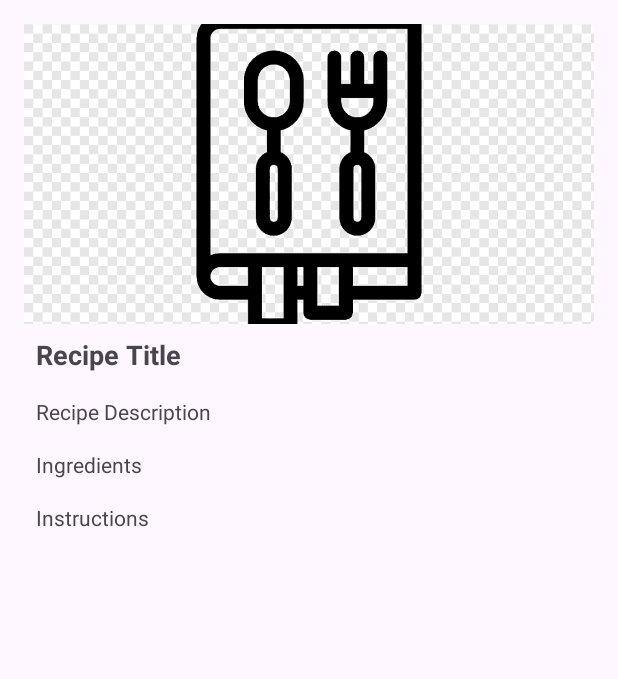
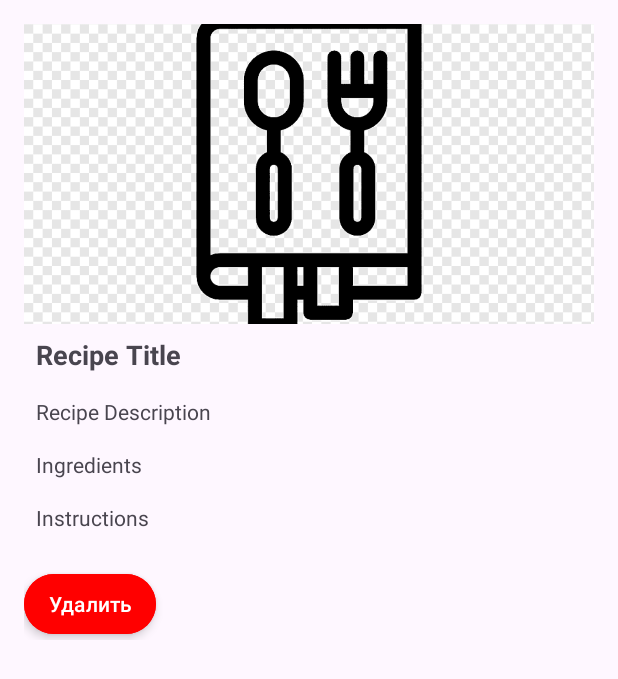
Before and after one commit to Nikita00721/AndroidRecipesApp, an Android app: the RecipeDetailActivity screen opened directly, with no data from a screen before it, on a phone screen of 412 x 824 dp. Shown: the top 679 px of the screen. Run offline under Robolectric (Android 15) with nearby library versions, the phone set to English and light mode, and no system bars; our stand-ins replace Picasso.

Commit message:
Реализована кнопка удаления рецепта

```diff
--- a/app/src/main/java/com/example/recipes2/RecipeDatabaseHelper.java
+++ b/app/src/main/java/com/example/recipes2/RecipeDatabaseHelper.java
@@ -216,4 +216,10 @@ public class RecipeDatabaseHelper extends SQLiteOpenHelper {
 
         return null;
     }
+
+    public void deleteRecipe(long recipeId) {
+        SQLiteDatabase db = this.getWritableDatabase();
+        db.delete("recipes", "_id=?", new String[]{String.valueOf(recipeId)});
+        db.close();
+    }
 }
--- a/app/src/main/java/com/example/recipes2/RecipeDetailActivity.java
+++ b/app/src/main/java/com/example/recipes2/RecipeDetailActivity.java
@@ -3,6 +3,8 @@ package com.example.recipes2;
 import android.content.Intent;
 import android.os.Bundle;
 import android.util.Log;
+import android.view.View;
+import android.widget.Button;
 import android.widget.ImageView;
 import android.widget.TextView;
 
@@ -59,5 +61,20 @@ public class RecipeDetailActivity extends AppCompatActivity {
                 Picasso.get().load(imageFile).into(recipeImageView);
             }
         }
+
+        Button deleteButton = findViewById(R.id.deleteRecipeButton);
+        deleteButton.setOnClickListener(new View.OnClickListener() {
+            @Override
+            public void onClick(View v) {
+                // Удаление рецепта из базы данных
+                deleteRecipeFromDatabase(selectedRecipe.getId());
+                finish();
+            }
+        });
+    }
+    private void deleteRecipeFromDatabase(long recipeId) {
+        RecipeDatabaseHelper databaseHelper = new RecipeDatabaseHelper(this);
+
+        databaseHelper.deleteRecipe(recipeId);
     }
 }
--- a/app/src/main/res/layout/activity_recipe_detail.xml
+++ b/app/src/main/res/layout/activity_recipe_detail.xml
@@ -56,6 +56,20 @@
                 android:text="Instructions"
                 android:textSize="14sp"
                 android:padding="8dp" />
+
+            <Button
+                android:id="@+id/deleteRecipeButton"
+                android:layout_width="wrap_content"
+                android:layout_height="wrap_content"
+                android:layout_alignParentEnd="true"
+                android:layout_marginEnd="16dp"
+                android:layout_marginTop="16dp"
+                android:backgroundTint="@color/red"
+                android:padding="8dp"
+                android:text="Удалить"
+                android:textColor="@android:color/white"
+                android:elevation="4dp"
+                android:stateListAnimator="@null" />
         </LinearLayout>
     </ScrollView>
 </RelativeLayout>
--- a/app/src/main/res/values/colors.xml
+++ b/app/src/main/res/values/colors.xml
@@ -2,4 +2,5 @@
 <resources>
     <color name="black">#FF000000</color>
     <color name="white">#FFFFFFFF</color>
+    <color name="red">#FF0000</color>
 </resources>
```
